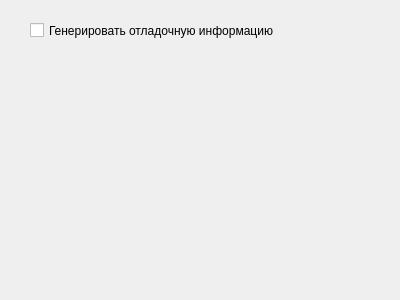
First picture: the form in RedPandaIDE/settingsdialog/compilerdebugwidget.ui, repository sf-testificative/RedPanda-PABC, before the edit.
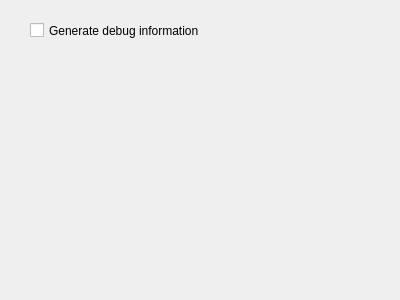
Second picture: the form after the edit.

Commit message: Add Russian translation in settings

Patch:
```diff
--- a/RedPandaIDE/settingsdialog/compilerdebugwidget.ui
+++ b/RedPandaIDE/settingsdialog/compilerdebugwidget.ui
@@ -18,7 +18,7 @@
     <rect>
      <x>30</x>
      <y>20</y>
-     <width>291</width>
+     <width>311</width>
      <height>21</height>
     </rect>
    </property>
@@ -29,7 +29,7 @@
     </sizepolicy>
    </property>
    <property name="text">
-    <string>Генерировать отладочную информацию</string>
+     <string>Generate debug information</string>
    </property>
   </widget>
  </widget>
```
Lines whose indentation alone changed are shown as unchanged. The commit also changes 2 other files.
